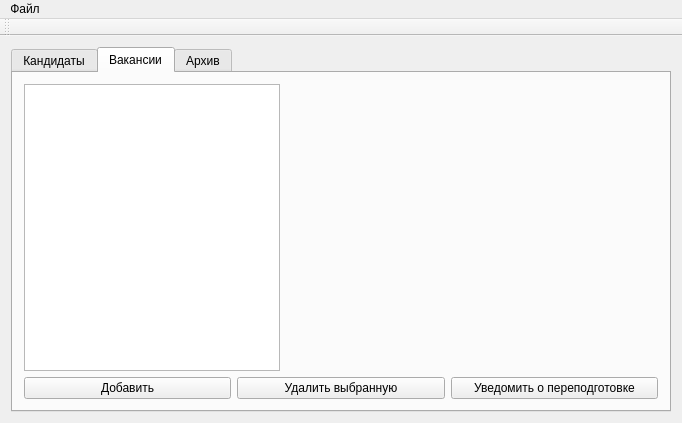
Above: mainwindow.ui from deadln/CourseWork1 before the change. Below: the same form after it.
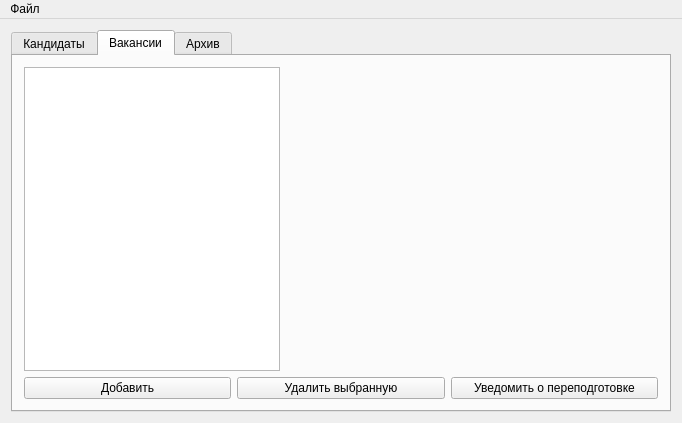
That is the form after the change. The open tabs and pages were chosen to show the change.

Commit message: Fixed ui data output

```diff
--- a/mainwindow.ui
+++ b/mainwindow.ui
@@ -175,7 +175,10 @@
              <set>Qt::AlignLeading|Qt::AlignLeft|Qt::AlignVCenter</set>
             </property>
             <property name="margin">
-             <number>-1</number>
+             <number>0</number>
+            </property>
+            <property name="indent">
+             <number>2</number>
             </property>
            </widget>
           </item>
@@ -332,14 +335,6 @@
    </widget>
    <addaction name="menu"/>
   </widget>
-  <widget class="QToolBar" name="mainToolBar">
-   <attribute name="toolBarArea">
-    <enum>TopToolBarArea</enum>
-   </attribute>
-   <attribute name="toolBarBreak">
-    <bool>false</bool>
-   </attribute>
-  </widget>
   <action name="action">
    <property name="text">
     <string>Выход</string>
```
Left out of the diff: 8 changed lines with no effect on the pictures. The commit also changes 3 other files.
